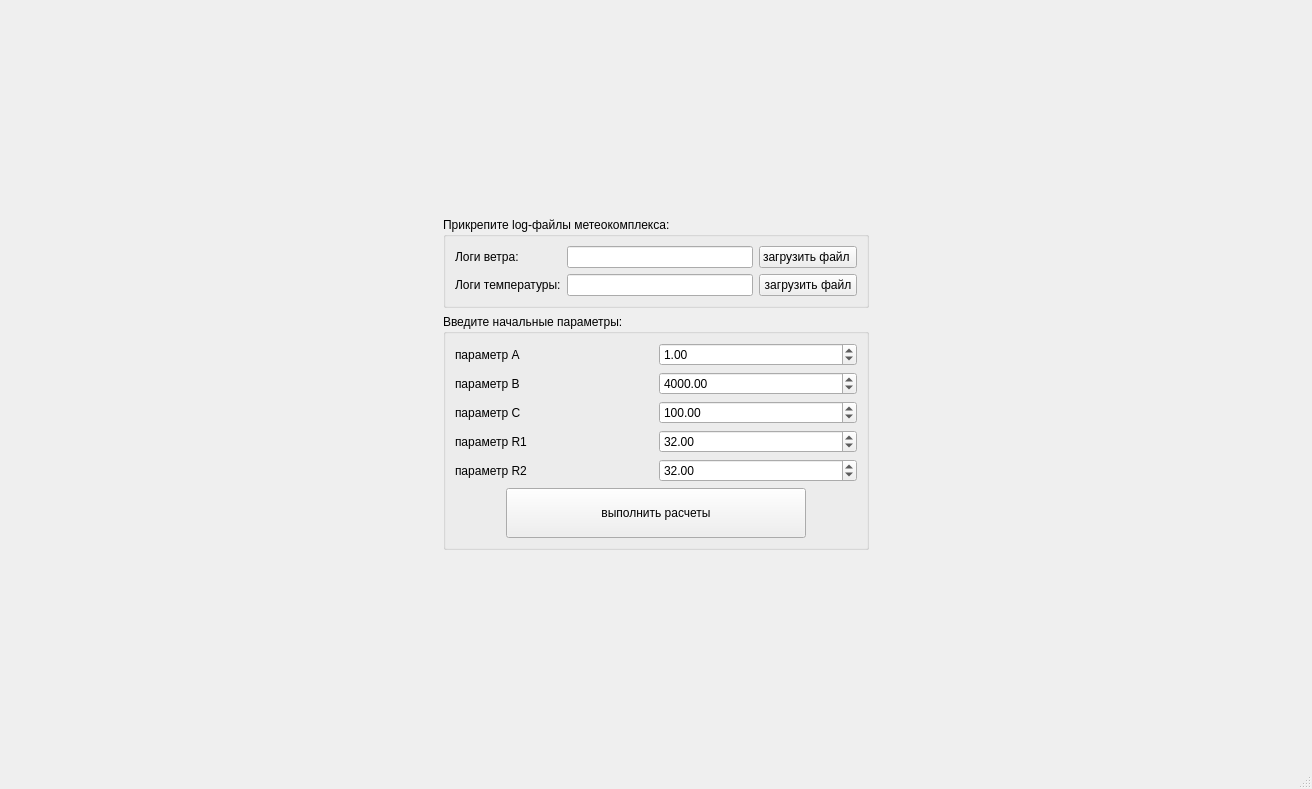
First picture: the form in meteo2/mainwindow.ui, repository novikovka/meteorological-complex, before the edit.
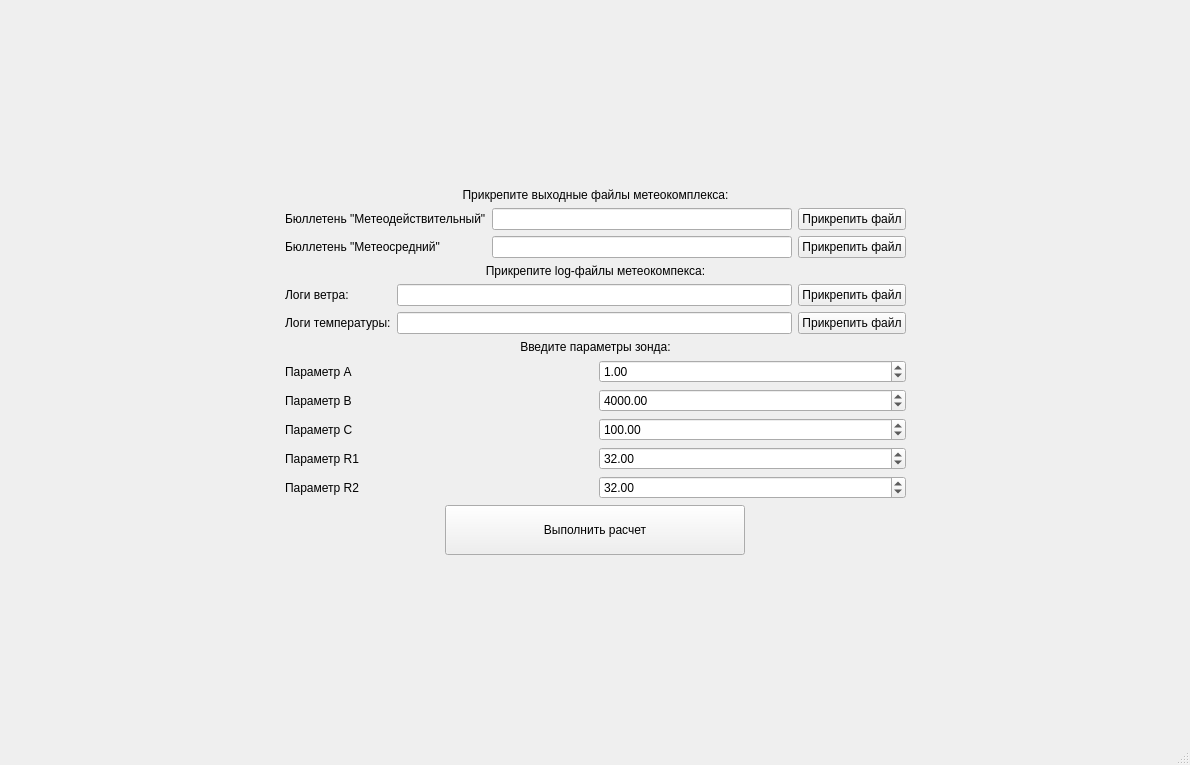
Second picture: the form after the edit.

```diff
--- a/meteo2/mainwindow.ui
+++ b/meteo2/mainwindow.ui
@@ -6,8 +6,8 @@
    <rect>
     <x>0</x>
     <y>0</y>
-    <width>1312</width>
-    <height>789</height>
+    <width>1190</width>
+    <height>765</height>
    </rect>
   </property>
   <property name="sizePolicy">
@@ -26,7 +26,7 @@
    <string>Meteo</string>
   </property>
   <widget class="QWidget" name="centralwidget">
-   <layout class="QVBoxLayout" name="verticalLayout">
+   <layout class="QHBoxLayout" name="horizontalLayout_8">
     <item>
      <widget class="QStackedWidget" name="stackedWidget">
       <property name="sizePolicy">
@@ -65,7 +65,7 @@
         <item>
          <layout class="QVBoxLayout" name="verticalLayout_2">
           <item>
-           <spacer name="verticalSpacer_2">
+           <spacer name="verticalSpacer">
             <property name="orientation">
              <enum>Qt::Vertical</enum>
             </property>
@@ -78,112 +78,144 @@
            </spacer>
           </item>
           <item>
-           <widget class="QGroupBox" name="groupBoxInput">
-            <property name="sizePolicy">
-             <sizepolicy hsizetype="Preferred" vsizetype="Preferred">
-              <horstretch>0</horstretch>
-              <verstretch>0</verstretch>
-             </sizepolicy>
-            </property>
-            <property name="maximumSize">
-             <size>
-              <width>700</width>
-              <height>150</height>
-             </size>
-            </property>
+           <widget class="QLabel" name="label_14">
             <property name="layoutDirection">
-             <enum>Qt::LeftToRight</enum>
+             <enum>Qt::LayoutDirection::LeftToRight</enum>
             </property>
-            <property name="title">
-             <string>Прикрепите log-файлы метеокомплекса:</string>
+            <property name="text">
+             <string>Прикрепите выходные файлы метеокомплекса:</string>
             </property>
-            <layout class="QVBoxLayout" name="verticalLayout_5">
+            <property name="alignment">
+             <set>Qt::AlignmentFlag::AlignCenter</set>
+            </property>
+           </widget>
+          </item>
+          <item>
+           <layout class="QGridLayout" name="gridLayout_3">
+            <item row="0" column="2">
+             <widget class="QPushButton" name="pushButtonLoadMtd">
+              <property name="text">
+               <string>Прикрепить файл</string>
+              </property>
+             </widget>
+            </item>
+            <item row="0" column="0">
+             <widget class="QLabel" name="label_15">
+              <property name="text">
+               <string>Бюллетень &quot;Метеодействительный&quot;</string>
+              </property>
+             </widget>
+            </item>
+            <item row="0" column="1">
+             <widget class="QLineEdit" name="lineEditMtd">
+              <property name="minimumSize">
+               <size>
+                <width>300</width>
+                <height>0</height>
+               </size>
+              </property>
+             </widget>
+            </item>
+            <item row="1" column="0">
+             <widget class="QLabel" name="label_16">
+              <property name="text">
+               <string>Бюллетень &quot;Метеосредний&quot;</string>
+              </property>
+             </widget>
+            </item>
+            <item row="1" column="1">
+             <widget class="QLineEdit" name="lineEditMts">
+              <property name="minimumSize">
+               <size>
+                <width>300</width>
+                <height>0</height>
+               </size>
+              </property>
+             </widget>
+            </item>
+            <item row="1" column="2">
+             <widget class="QPushButton" name="pushButtonLoadMts">
+              <property name="text">
+               <string>Прикрепить файл</string>
+              </property>
+             </widget>
+            </item>
+           </layout>
+          </item>
+          <item>
+           <widget class="QLabel" name="label">
+            <property name="text">
+             <string>Прикрепите log-файлы метеокомпекса:</string>
+            </property>
+            <property name="alignment">
+             <set>Qt::AlignmentFlag::AlignCenter</set>
+            </property>
+           </widget>
+          </item>
              <item>
               <layout class="QGridLayout" name="gridLayout">
-               <item row="1" column="2">
-                <widget class="QPushButton" name="pushButtonLoadTempLog">
-                 <property name="text">
-                  <string>загрузить файл</string>
-                 </property>
-                </widget>
+            <item row="0" column="1">
+             <widget class="QLineEdit" name="lineEditWind"/>
                </item>
                <item row="0" column="2">
                 <widget class="QPushButton" name="pushButtonLoad">
                  <property name="text">
-                  <string>загрузить файл </string>
-                 </property>
-                </widget>
-               </item>
-               <item row="1" column="0">
-                <widget class="QLabel" name="labelTemp">
-                 <property name="text">
-                  <string>Логи температуры:</string>
+               <string>Прикрепить файл</string>
                  </property>
                 </widget>
                </item>
                <item row="0" column="0">
-                <widget class="QLabel" name="labelWind">
+             <widget class="QLabel" name="label_2">
                  <property name="text">
                   <string>Логи ветра:</string>
                  </property>
                 </widget>
                </item>
-               <item row="0" column="1">
-                <widget class="QLineEdit" name="lineEditWind">
-                 <property name="enabled">
-                  <bool>true</bool>
-                 </property>
-                 <property name="sizePolicy">
-                  <sizepolicy hsizetype="Expanding" vsizetype="Fixed">
-                   <horstretch>0</horstretch>
-                   <verstretch>0</verstretch>
-                  </sizepolicy>
+            <item row="1" column="0">
+             <widget class="QLabel" name="label_3">
+              <property name="text">
+               <string>Логи температуры:</string>
                  </property>
                 </widget>
                </item>
                <item row="1" column="1">
-                <widget class="QLineEdit" name="lineEditTemp">
-                 <property name="sizePolicy">
-                  <sizepolicy hsizetype="Expanding" vsizetype="Fixed">
-                   <horstretch>0</horstretch>
-                   <verstretch>0</verstretch>
-                  </sizepolicy>
+             <widget class="QLineEdit" name="lineEditTemp"/>
+            </item>
+            <item row="1" column="2">
+             <widget class="QPushButton" name="pushButtonLoadTempLog">
+              <property name="text">
+               <string>Прикрепить файл</string>
                  </property>
                 </widget>
                </item>
               </layout>
              </item>
-            </layout>
-           </widget>
-          </item>
           <item>
-           <widget class="QGroupBox" name="groupBoxParameters">
-            <property name="sizePolicy">
-             <sizepolicy hsizetype="Preferred" vsizetype="Maximum">
-              <horstretch>0</horstretch>
-              <verstretch>0</verstretch>
-             </sizepolicy>
-            </property>
-            <property name="title">
-             <string>Введите начальные параметры:</string>
-            </property>
-            <layout class="QVBoxLayout" name="verticalLayout_4">
-             <item>
-              <layout class="QGridLayout" name="gridLayout_2">
-               <item row="3" column="0">
                 <widget class="QLabel" name="label_4">
                  <property name="text">
-                  <string>параметр R1</string>
-                 </property>
-                </widget>
-               </item>
-               <item row="0" column="1">
-                <widget class="QDoubleSpinBox" name="doubleSpinBoxA">
+             <string>Введите параметры зонда:</string>
+            </property>
+            <property name="alignment">
+             <set>Qt::AlignmentFlag::AlignCenter</set>
+            </property>
+           </widget>
+          </item>
+          <item>
+           <layout class="QGridLayout" name="gridLayout_2">
+            <item row="2" column="0">
+             <widget class="QLabel" name="label_17">
+              <property name="text">
+               <string>Параметр C</string>
+              </property>
+             </widget>
+            </item>
+            <item row="4" column="1">
+             <widget class="QDoubleSpinBox" name="doubleSpinBoxR2">
                  <property name="maximum">
-                  <double>100000.000000000000000</double>
+               <double>10000.000000000000000</double>
                  </property>
                  <property name="value">
-                  <double>1.000000000000000</double>
+               <double>32.000000000000000</double>
                  </property>
                 </widget>
                </item>
@@ -197,94 +229,96 @@
                  </property>
                 </widget>
                </item>
+            <item row="3" column="1">
+             <widget class="QDoubleSpinBox" name="doubleSpinBoxR1">
+              <property name="maximum">
+               <double>10000.000000000000000</double>
+              </property>
+              <property name="value">
+               <double>32.000000000000000</double>
+              </property>
+             </widget>
+            </item>
+            <item row="3" column="0">
+             <widget class="QLabel" name="label_18">
+              <property name="text">
+               <string>Параметр R1</string>
+              </property>
+             </widget>
+            </item>
                <item row="4" column="0">
+             <widget class="QLabel" name="label_19">
+              <property name="text">
+               <string>Параметр R2</string>
+              </property>
+             </widget>
+            </item>
+            <item row="0" column="0">
                 <widget class="QLabel" name="label_5">
                  <property name="text">
-                  <string>параметр R2</string>
+               <string>Параметр А</string>
                  </property>
                 </widget>
                </item>
-               <item row="0" column="0">
-                <widget class="QLabel" name="label">
+            <item row="1" column="0">
+             <widget class="QLabel" name="label_13">
                  <property name="text">
-                  <string>параметр А</string>
+               <string>Параметр B</string>
                  </property>
                 </widget>
                </item>
-               <item row="4" column="1">
-                <widget class="QDoubleSpinBox" name="doubleSpinBoxR2">
-                 <property name="maximum">
-                  <double>100000.000000000000000</double>
-                 </property>
+            <item row="0" column="1">
+             <widget class="QDoubleSpinBox" name="doubleSpinBoxA">
                  <property name="value">
-                  <double>32.000000000000000</double>
+               <double>1.000000000000000</double>
                  </property>
                 </widget>
                </item>
                <item row="1" column="1">
                 <widget class="QDoubleSpinBox" name="doubleSpinBoxB">
                  <property name="maximum">
-                  <double>100000.000000000000000</double>
+               <double>10000.000000000000000</double>
                  </property>
                  <property name="value">
                   <double>4000.000000000000000</double>
                  </property>
                 </widget>
                </item>
-               <item row="2" column="0">
-                <widget class="QLabel" name="label_3">
-                 <property name="text">
-                  <string>параметр C</string>
-                 </property>
-                </widget>
-               </item>
-               <item row="3" column="1">
-                <widget class="QDoubleSpinBox" name="doubleSpinBoxR1">
-                 <property name="maximum">
-                  <double>100000.000000000000000</double>
-                 </property>
-                 <property name="value">
-                  <double>32.000000000000000</double>
-                 </property>
-                </widget>
-               </item>
-               <item row="1" column="0">
-                <widget class="QLabel" name="label_2">
-                 <property name="text">
-                  <string>параметр В</string>
-                 </property>
-                </widget>
-               </item>
               </layout>
              </item>
              <item>
-              <layout class="QHBoxLayout" name="horizontalLayout">
+           <layout class="QHBoxLayout" name="horizontalLayout_7">
                <item>
                 <widget class="QPushButton" name="pushButtonCalculateTemp">
                  <property name="minimumSize">
                   <size>
-                   <width>0</width>
+                <width>150</width>
                    <height>50</height>
                   </size>
                  </property>
                  <property name="maximumSize">
                   <size>
                    <width>300</width>
-                   <height>16777215</height>
-                  </size>
-                 </property>
+                <height>150</height>
+               </size>
+              </property>
+              <property name="layoutDirection">
+               <enum>Qt::LayoutDirection::LeftToRight</enum>
+              </property>
+              <property name="styleSheet">
+               <string notr="true">#pushButton_5 {
+	margin-top: 20px;
+}</string>
+              </property>
                  <property name="text">
-                  <string>выполнить расчеты</string>
+               <string>Выполнить расчет</string>
                  </property>
                 </widget>
                </item>
               </layout>
-             </item>
-            </layout>
-           </widget>
           </item>
           <item>
-           <spacer name="verticalSpacer">
+           <spacer name="verticalSpacer_2">
             <property name="orientation">
              <enum>Qt::Vertical</enum>
             </property>
@@ -467,6 +501,115 @@
         </item>
        </layout>
       </widget>
+      <widget class="QWidget" name="page_4">
+       <property name="minimumSize">
+        <size>
+         <width>1080</width>
+         <height>677</height>
+        </size>
+       </property>
+       <layout class="QVBoxLayout" name="verticalLayout">
+        <item>
+         <layout class="QHBoxLayout" name="horizontalLayout_5">
+          <item>
+           <widget class="QTabWidget" name="tabWidget">
+            <property name="currentIndex">
+             <number>0</number>
+            </property>
+            <widget class="QWidget" name="tab">
+             <attribute name="title">
+              <string>&quot;Метеодействительный&quot;</string>
+             </attribute>
+             <widget class="QWidget" name="horizontalLayoutWidget_2">
+              <property name="geometry">
+               <rect>
+                <x>-1</x>
+                <y>-1</y>
+                <width>571</width>
+                <height>661</height>
+               </rect>
+              </property>
+              <layout class="QHBoxLayout" name="horizontalLayout_6">
+               <item>
+                <layout class="QVBoxLayout" name="verticalLayout_8">
+                 <item>
+                  <widget class="QLabel" name="label_11">
+                   <property name="text">
+                    <string>Расчитанные значения</string>
+                   </property>
+                   <property name="alignment">
+                    <set>Qt::AlignmentFlag::AlignCenter</set>
+                   </property>
+                  </widget>
+                 </item>
+                 <item>
+                  <widget class="QTableWidget" name="TableMtd_1">
+                   <property name="sizePolicy">
+                    <sizepolicy hsizetype="Maximum" vsizetype="Expanding">
+                     <horstretch>0</horstretch>
+                     <verstretch>0</verstretch>
+                    </sizepolicy>
+                   </property>
+                   <property name="maximumSize">
+                    <size>
+                     <width>16777215</width>
+                     <height>16777215</height>
+                    </size>
+                   </property>
+                   <attribute name="horizontalHeaderStretchLastSection">
+                    <bool>false</bool>
+                   </attribute>
+                  </widget>
+                 </item>
+                </layout>
+               </item>
+               <item>
+                <layout class="QVBoxLayout" name="verticalLayout_10">
+                 <item>
+                  <widget class="QLabel" name="label_12">
+                   <property name="text">
+                    <string>Значения метеокомплекса</string>
+                   </property>
+                   <property name="alignment">
+                    <set>Qt::AlignmentFlag::AlignCenter</set>
+                   </property>
+                  </widget>
+                 </item>
+                 <item>
+                  <widget class="QTableWidget" name="TableMtd_2">
+                   <property name="sizePolicy">
+                    <sizepolicy hsizetype="Maximum" vsizetype="Expanding">
+                     <horstretch>0</horstretch>
+                     <verstretch>0</verstretch>
+                    </sizepolicy>
+                   </property>
+                   <property name="maximumSize">
+                    <size>
+                     <width>16777215</width>
+                     <height>16777215</height>
+                    </size>
+                   </property>
+                  </widget>
+                 </item>
+                </layout>
+               </item>
+              </layout>
+             </widget>
+            </widget>
+            <widget class="QWidget" name="tab_2">
+             <attribute name="title">
+              <string>&quot;Метеосредний&quot;</string>
+             </attribute>
+            </widget>
+           </widget>
+          </item>
+          <item>
+           <widget class="QTextBrowser" name="textBrowser_2"/>
+          </item>
+         </layout>
+        </item>
+       </layout>
+      </widget>
      </widget>
     </item>
    </layout>
```
Left out of the diff: 22 changed lines with no effect on the pictures. Lines whose indentation alone changed are shown as unchanged.
